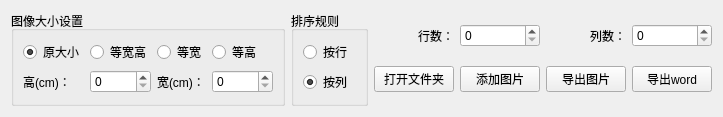
xjxkeep/ImageTool, file components/menu.ui: the form before one commit.
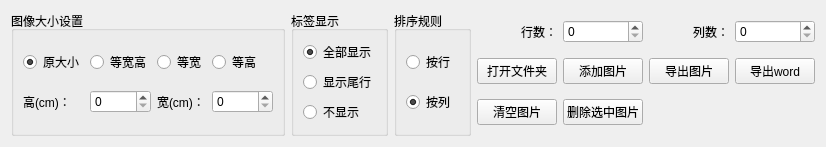
The form after the commit.

Commit message: 增加图片删除功能

```diff
--- a/components/menu.ui
+++ b/components/menu.ui
@@ -6,8 +6,8 @@
    <rect>
     <x>0</x>
     <y>0</y>
-    <width>686</width>
-    <height>94</height>
+    <width>786</width>
+    <height>110</height>
    </rect>
   </property>
   <property name="windowTitle">
@@ -107,6 +107,48 @@
      </layout>
     </widget>
    </item>
+   <item>
+    <widget class="QGroupBox" name="groupBox">
+     <property name="title">
+      <string>标签显示</string>
+     </property>
+     <layout class="QVBoxLayout" name="verticalLayout">
+      <item>
+       <widget class="QRadioButton" name="disallOpt">
+        <property name="text">
+         <string>全部显示</string>
+        </property>
+        <property name="checked">
+         <bool>true</bool>
+        </property>
+        <attribute name="buttonGroup">
+         <string notr="true">labelGroup</string>
+        </attribute>
+       </widget>
+      </item>
+      <item>
+       <widget class="QRadioButton" name="firstRowOpt">
+        <property name="text">
+         <string>显示尾行</string>
+        </property>
+        <attribute name="buttonGroup">
+         <string notr="true">labelGroup</string>
+        </attribute>
+       </widget>
+      </item>
+      <item>
+       <widget class="QRadioButton" name="dispNoneOpt">
+        <property name="text">
+         <string>不显示</string>
+        </property>
+        <attribute name="buttonGroup">
+         <string notr="true">labelGroup</string>
+        </attribute>
+       </widget>
+      </item>
+     </layout>
+    </widget>
+   </item>
    <item>
     <widget class="QGroupBox" name="groupBox_5">
      <property name="maximumSize">
@@ -208,6 +250,20 @@
      <item row="1" column="3">
       <widget class="QSpinBox" name="colSpin"/>
      </item>
+     <item row="3" column="0">
+      <widget class="QPushButton" name="clearBut">
+       <property name="text">
+        <string>清空图片</string>
+       </property>
+      </widget>
+     </item>
+     <item row="3" column="1">
+      <widget class="QPushButton" name="delImgBut">
+       <property name="text">
+        <string>删除选中图片</string>
+       </property>
+      </widget>
+     </item>
     </layout>
    </item>
   </layout>
```
Left out of the diff: 40 changed lines with no effect on the pictures. The commit also changes 3 other files.
